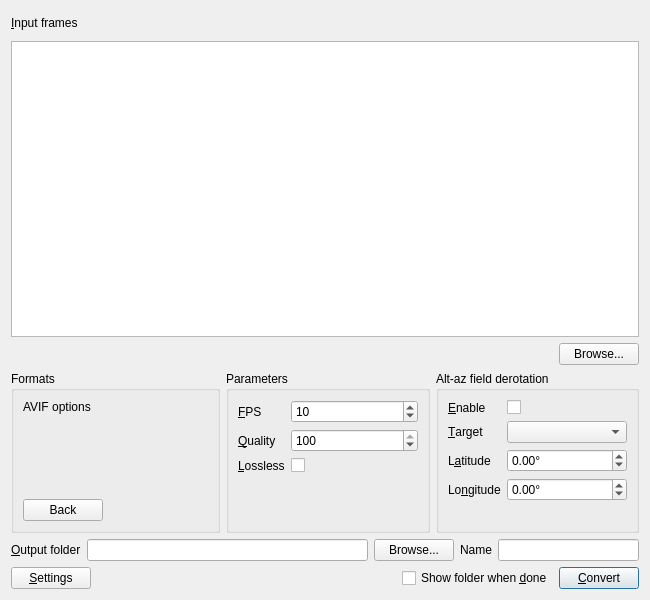
Qt form mainframe.ui (EthanChappel/HQ-Animate) before a commit.
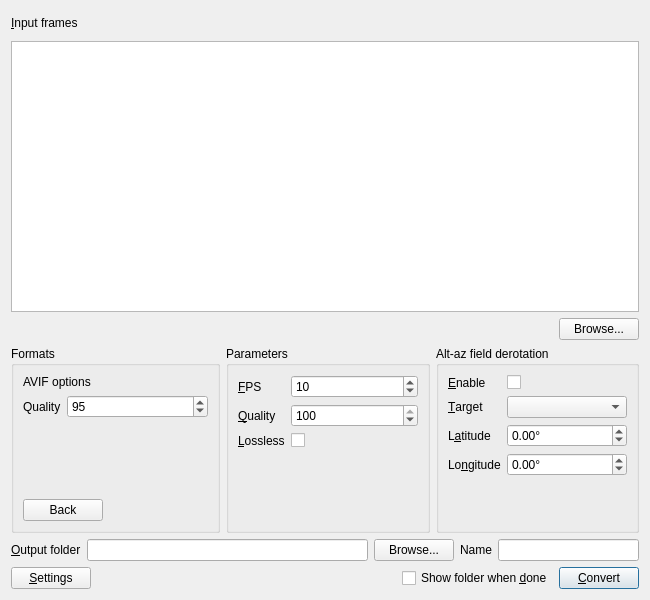
The same form after that commit. The open tabs and pages were chosen to show the change.

Commit message: Add AVIF quality spinbox.

What changed in the file:
```diff
--- a/mainframe.ui
+++ b/mainframe.ui
@@ -360,7 +360,31 @@
              </widget>
             </item>
             <item>
-             <layout class="QFormLayout" name="formLayout_7"/>
+             <layout class="QFormLayout" name="formLayout_7">
+              <item row="0" column="0">
+               <widget class="QLabel" name="avif_quality_label">
+                <property name="text">
+                 <string>Quality</string>
+                </property>
+                <property name="buddy">
+                 <cstring>avif_quality_spinner</cstring>
+                </property>
+               </widget>
+              </item>
+              <item row="0" column="1">
+               <widget class="QSpinBox" name="avif_quality_spinner">
+                <property name="maximum">
+                 <number>100</number>
+                </property>
+                <property name="singleStep">
+                 <number>5</number>
+                </property>
+                <property name="value">
+                 <number>95</number>
+                </property>
+               </widget>
+              </item>
+             </layout>
             </item>
             <item>
              <spacer name="verticalSpacer_4">
```
The commit also changes 1 other file.
